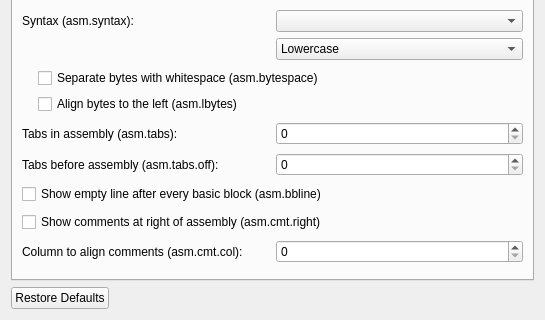
The window that src/dialogs/preferences/AsmOptionsWidget.ui (rizinorg/cutter) describes before a commit, drawn with Qt 5; both pictures show x 0 to 545 and y 206 to 526 of the 545 by 526 pixel window.
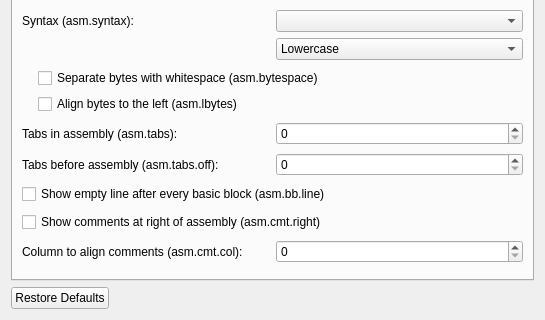
The same window after the commit. The open tabs and pages were chosen to show the change.

Commit message: Renamed asm.bbline to asm.bb.line (#1400)

```diff
--- a/src/dialogs/preferences/AsmOptionsWidget.ui
+++ b/src/dialogs/preferences/AsmOptionsWidget.ui
@@ -165,7 +165,7 @@
        <item>
         <widget class="QCheckBox" name="bblineCheckBox">
          <property name="text">
-          <string>Show empty line after every basic block (asm.bbline)</string>
+          <string>Show empty line after every basic block (asm.bb.line)</string>
          </property>
         </widget>
        </item>
```
The commit also changes 4 other files.
